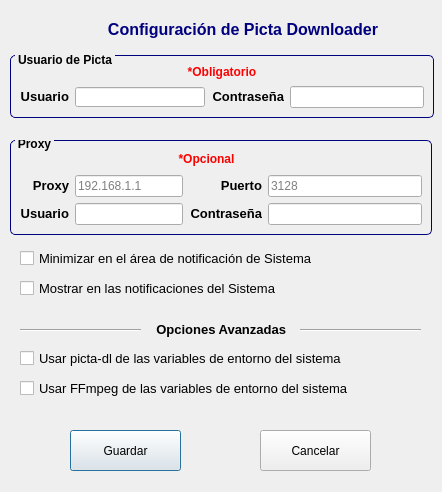
This is configuration.ui in oleksis/picta-dl-gui as Qt 5 draws it before an edit. The edited form follows.
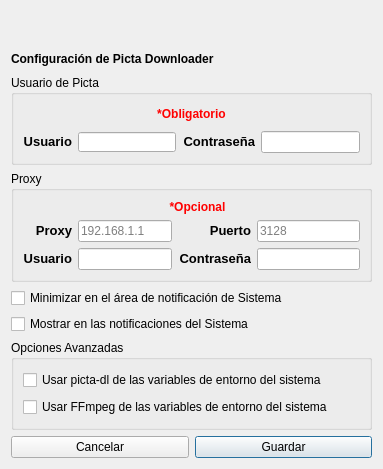
This is the edited form. Icons and pictures are not drawn.

Diff of the .ui file:
```diff
--- a/configuration.ui
+++ b/configuration.ui
@@ -6,8 +6,8 @@
    <rect>
     <x>0</x>
     <y>0</y>
-    <width>442</width>
-    <height>492</height>
+    <width>383</width>
+    <height>469</height>
    </rect>
   </property>
   <property name="maximumSize">
@@ -23,36 +23,14 @@
    <iconset resource="Resources/images.qrc">
     <normaloff>:/Logos/picta_dl_gui_icon.ico</normaloff>:/Logos/picta_dl_gui_icon.ico</iconset>
   </property>
-  <widget class="QLabel" name="picta_dl_title">
-   <property name="geometry">
-    <rect>
-     <x>100</x>
-     <y>20</y>
-     <width>286</width>
-     <height>19</height>
-    </rect>
-   </property>
-   <property name="maximumSize">
-    <size>
-     <width>300</width>
-     <height>20</height>
-    </size>
-   </property>
-   <property name="text">
-    <string>&lt;html&gt;&lt;head/&gt;&lt;body&gt;&lt;p align=&quot;center&quot;&gt;&lt;span style=&quot; font-size:12pt; font-weight:600; color:#00007f;&quot;&gt;Configuración de Picta Downloader&lt;/span&gt;&lt;/p&gt;&lt;/body&gt;&lt;/html&gt;</string>
-   </property>
-   <property name="textFormat">
-    <enum>Qt::AutoText</enum>
-   </property>
-  </widget>
+  <layout class="QVBoxLayout" name="verticalLayout_3">
+   <item>
   <widget class="QLabel" name="label">
-   <property name="geometry">
-    <rect>
-     <x>55</x>
-     <y>10</y>
-     <width>31</width>
-     <height>31</height>
-    </rect>
+     <property name="maximumSize">
+      <size>
+       <width>32</width>
+       <height>32</height>
+      </size>
    </property>
    <property name="text">
     <string/>
@@ -64,35 +42,31 @@
     <bool>true</bool>
    </property>
   </widget>
+   </item>
+   <item>
+    <widget class="QLabel" name="picta_dl_title">
+     <property name="maximumSize">
+      <size>
+       <width>300</width>
+       <height>20</height>
+      </size>
+     </property>
+     <property name="font">
+      <font>
+       <weight>75</weight>
+       <bold>true</bold>
+      </font>
+     </property>
+     <property name="text">
+      <string>Configuración de Picta Downloader</string>
+     </property>
+     <property name="textFormat">
+      <enum>Qt::AutoText</enum>
+     </property>
+    </widget>
+   </item>
+   <item>
   <widget class="QGroupBox" name="groupBox">
-   <property name="geometry">
-    <rect>
-     <x>10</x>
-     <y>55</y>
-     <width>424</width>
-     <height>63</height>
-    </rect>
-   </property>
-   <property name="font">
-    <font>
-     <pointsize>9</pointsize>
-     <weight>75</weight>
-     <bold>true</bold>
-    </font>
-   </property>
-   <property name="styleSheet">
-    <string notr="true">QGroupBox {
-    border: 1px solid  rgb(0, 0, 127);
-    border-radius: 4.5px;
-    margin-top: 0.25em;
-}
-
-QGroupBox::title {
-    subcontrol-origin: margin;
-    left: 5px;
-    padding: -4px 1px 0px 1px;
-}</string>
-   </property>
    <property name="title">
     <string>Usuario de Picta</string>
    </property>
@@ -105,9 +79,6 @@
         <height>20</height>
        </size>
       </property>
-      <property name="styleSheet">
-       <string notr="true">border-color: rgb(0, 0, 127);</string>
-      </property>
       <property name="maxLength">
        <number>15</number>
       </property>
@@ -138,9 +109,6 @@
     </item>
     <item row="1" column="4">
      <widget class="QLineEdit" name="lnEdit_pass_picta">
-      <property name="styleSheet">
-       <string notr="true">border-color: rgb(0, 0, 127);</string>
-      </property>
       <property name="maxLength">
        <number>20</number>
       </property>
@@ -164,47 +132,21 @@
     </item>
    </layout>
   </widget>
+   </item>
+   <item>
   <widget class="QGroupBox" name="groupBox_2">
-   <property name="geometry">
-    <rect>
-     <x>10</x>
-     <y>140</y>
-     <width>422</width>
-     <height>95</height>
-    </rect>
-   </property>
-   <property name="font">
-    <font>
-     <pointsize>9</pointsize>
-     <weight>75</weight>
-     <bold>true</bold>
-    </font>
-   </property>
-   <property name="styleSheet">
-    <string notr="true">QGroupBox {
-    border: 1px solid  rgb(0, 0, 127);
-    border-radius: 4.5px;
-    margin-top: 0.25em;
-}
-
-QGroupBox::title {
-    subcontrol-origin: margin;
-    left: 5px;
-    padding: -5px 1px 1px 1px;
-}</string>
-   </property>
    <property name="title">
     <string>Proxy</string>
    </property>
+     <property name="checkable">
+      <bool>false</bool>
+     </property>
    <layout class="QGridLayout" name="gridLayout_3">
     <item row="9" column="6">
      <widget class="QLineEdit" name="lnEdit_pass_proxy">
       <property name="enabled">
        <bool>true</bool>
       </property>
-      <property name="styleSheet">
-       <string notr="true">border-color: rgb(0, 0, 127);</string>
-      </property>
       <property name="maxLength">
        <number>20</number>
       </property>
@@ -218,9 +160,6 @@
     </item>
     <item row="4" column="2" colspan="3">
      <widget class="QLineEdit" name="lnEdit_ip_proxy">
-      <property name="styleSheet">
-       <string notr="true">border-color: rgb(0, 0, 127);</string>
-      </property>
       <property name="inputMask">
        <string/>
       </property>
@@ -250,9 +189,6 @@
     </item>
     <item row="4" column="6">
      <widget class="QLineEdit" name="lnEdit_port_proxy">
-      <property name="styleSheet">
-       <string notr="true">border-color: rgb(0, 0, 127);</string>
-      </property>
       <property name="maxLength">
        <number>4</number>
       </property>
@@ -279,9 +215,6 @@
       <property name="enabled">
        <bool>true</bool>
       </property>
-      <property name="styleSheet">
-       <string notr="true">border-color: rgb(0, 0, 127);</string>
-      </property>
       <property name="maxLength">
        <number>15</number>
       </property>
@@ -322,163 +255,84 @@
     </item>
    </layout>
   </widget>
-  <widget class="QPushButton" name="BntCancel">
-   <property name="geometry">
-    <rect>
-     <x>260</x>
-     <y>430</y>
-     <width>111</width>
-     <height>41</height>
-    </rect>
-   </property>
-   <property name="cursor">
-    <cursorShape>PointingHandCursor</cursorShape>
-   </property>
-   <property name="text">
-    <string>Cancelar</string>
-   </property>
-   <property name="autoDefault">
-    <bool>false</bool>
-   </property>
-  </widget>
-  <widget class="QPushButton" name="BntSave">
-   <property name="geometry">
-    <rect>
-     <x>70</x>
-     <y>430</y>
-     <width>111</width>
-     <height>41</height>
-    </rect>
-   </property>
-   <property name="cursor">
-    <cursorShape>PointingHandCursor</cursorShape>
-   </property>
-   <property name="text">
-    <string>Guardar</string>
-   </property>
-  </widget>
+   </item>
+   <item>
   <widget class="QCheckBox" name="checkSystray">
-   <property name="geometry">
-    <rect>
-     <x>20</x>
-     <y>250</y>
-     <width>301</width>
-     <height>17</height>
-    </rect>
-   </property>
    <property name="toolTip">
     <string>&lt;html&gt;&lt;head/&gt;&lt;body&gt;&lt;p align=&quot;center&quot;&gt;&lt;span style=&quot; font-size:10pt; font-weight:600; color:#e80707;&quot;&gt;Minimizar en el área de notificaciones&lt;/span&gt;&lt;br/&gt;&lt;br/&gt;&lt;span style=&quot; font-size:10pt; color:#000000;&quot;&gt;El área de notificación se encuentra en el extremo derecho de la barra de tareas. Si selecciona esta opción el icono de Picta Downloader se mostrará ahí y no en la barra de tareas. &lt;/span&gt;&lt;/p&gt;&lt;/body&gt;&lt;/html&gt;</string>
    </property>
-   <property name="styleSheet">
-    <string notr="true">font-size:10pt;
-font-weight:400;</string>
-   </property>
    <property name="text">
     <string>Minimizar en el área de notificación de Sistema</string>
    </property>
   </widget>
+   </item>
+   <item>
   <widget class="QCheckBox" name="checkNotified">
-   <property name="geometry">
-    <rect>
-     <x>20</x>
-     <y>280</y>
-     <width>261</width>
-     <height>17</height>
-    </rect>
-   </property>
    <property name="toolTip">
     <string>&lt;html&gt;&lt;head/&gt;&lt;body&gt;&lt;p align=&quot;center&quot;&gt;&lt;span style=&quot; font-size:10pt; font-weight:600; color:#e80707;&quot;&gt;Mostrar en las notificaciones del Sistema&lt;/span&gt;&lt;br/&gt;&lt;br/&gt;&lt;span style=&quot; font-size:10pt; color:#000000;&quot;&gt;Esta opción le mostrará una notificación de Sistema cuando termine de procesar una URL, las descargas estén completada y los errores &lt;/span&gt;&lt;/p&gt;&lt;/body&gt;&lt;/html&gt;</string>
    </property>
-   <property name="styleSheet">
-    <string notr="true">font-size:10pt;
-font-weight:400;</string>
-   </property>
    <property name="text">
     <string>Mostrar en las notificaciones del Sistema</string>
    </property>
   </widget>
-  <widget class="Line" name="line">
-   <property name="geometry">
-    <rect>
-     <x>300</x>
-     <y>320</y>
-     <width>121</width>
-     <height>20</height>
-    </rect>
-   </property>
-   <property name="orientation">
-    <enum>Qt::Horizontal</enum>
-   </property>
-  </widget>
-  <widget class="QLabel" name="lbl_AvanOpt">
-   <property name="geometry">
-    <rect>
-     <x>145</x>
-     <y>320</y>
-     <width>141</width>
-     <height>20</height>
-    </rect>
-   </property>
-   <property name="text">
-    <string>&lt;html&gt;&lt;head/&gt;&lt;body&gt;&lt;p&gt;&lt;span style=&quot; font-size:10pt; font-weight:600;&quot;&gt;Opciones Avanzadas&lt;/span&gt;&lt;/p&gt;&lt;/body&gt;&lt;/html&gt;</string>
-   </property>
-   <property name="alignment">
-    <set>Qt::AlignRight|Qt::AlignTrailing|Qt::AlignVCenter</set>
-   </property>
-  </widget>
+   </item>
+   <item>
+    <widget class="QGroupBox" name="groupBox_3">
+     <property name="title">
+      <string>Opciones Avanzadas</string>
+     </property>
+     <layout class="QVBoxLayout" name="verticalLayout">
+      <item>
   <widget class="QCheckBox" name="checkEnvPictadl">
-   <property name="geometry">
-    <rect>
-     <x>20</x>
-     <y>350</y>
-     <width>331</width>
-     <height>17</height>
-    </rect>
-   </property>
    <property name="toolTip">
     <string>&lt;html&gt;&lt;head/&gt;&lt;body&gt;&lt;p align=&quot;center&quot;&gt;&lt;span style=&quot; font-size:10pt; font-weight:600; color:#e80707;&quot;&gt;Usar picta-dl de las variables de entorno del sistema&lt;/span&gt;&lt;br/&gt;&lt;br/&gt;&lt;span style=&quot; font-size:10pt; color:#000000;&quot;&gt;Una &lt;b&gt;variable de entorno&lt;/b&gt; es una cadena de texto que los sistemas operativos como Windows, Linux o Mac usan para almacenar valores, en este caso seria el PATH o camino donde esta el binario ejecutable de picta-dl, por tanto si selecciona esta opción es que ya ud. tiene declara esta variable y no necesita el picta-dl que viene por defecto en la GUI. &lt;/span&gt;&lt;br/&gt;&lt;span style=&quot; font-size:10pt; font-weight:600; color:#000000;&quot;&gt;NOTA&lt;/span&gt;&lt;span style=&quot; font-size:10pt; color:#000000;&quot;&gt;: ¡Si no tiene configurada esa variable de entorno en el sistema no marque esta opción o tendrá problemas al usar la aplicación!&lt;/span&gt;&lt;/p&gt;&lt;/body&gt;&lt;/html&gt;</string>
    </property>
-   <property name="styleSheet">
-    <string notr="true">font-size:10pt;
-font-weight:400;</string>
-   </property>
    <property name="text">
     <string>Usar picta-dl de las variables de entorno del sistema</string>
    </property>
   </widget>
-  <widget class="Line" name="line_2">
-   <property name="geometry">
-    <rect>
-     <x>20</x>
-     <y>320</y>
-     <width>121</width>
-     <height>20</height>
-    </rect>
-   </property>
-   <property name="orientation">
-    <enum>Qt::Horizontal</enum>
-   </property>
-  </widget>
+      </item>
+      <item>
   <widget class="QCheckBox" name="checkEnvFFmpeg">
-   <property name="geometry">
-    <rect>
-     <x>20</x>
-     <y>380</y>
-     <width>331</width>
-     <height>17</height>
-    </rect>
-   </property>
    <property name="toolTip">
     <string>&lt;html&gt;&lt;head/&gt;&lt;body&gt;&lt;p align=&quot;center&quot;&gt;&lt;span style=&quot; font-size:10pt; font-weight:600; color:#e80707;&quot;&gt;Usar FFmpeg de las variables de entorno del sistema&lt;/span&gt;&lt;br/&gt;&lt;br/&gt;&lt;span style=&quot; font-size:10pt; color:#000000;&quot;&gt;Una &lt;b&gt;variable de entorno&lt;/b&gt; es una cadena de texto que los sistemas operativos como Windows, Linux o Mac usan para almacenar valores, en este caso seria el PATH o camino donde esta el binario ejecutable de FFmpeg, por tanto si selecciona esta opción es que ya ud. tiene declara esta variable y no necesita el FFmpeg que viene por defecto en la GUI.&lt;/span&gt;&lt;br/&gt;&lt;span style=&quot; font-size:10pt; font-weight:600; color:#000000;&quot;&gt;NOTA&lt;/span&gt;&lt;span style=&quot; font-size:10pt; color:#000000;&quot;&gt;: ¡Si no tiene configurada esa variable de entorno en el sistema no marque esta opción o tendrá problemas al usar la aplicación!&lt;/span&gt;&lt;/p&gt;&lt;/body&gt;&lt;/html&gt;</string>
    </property>
-   <property name="styleSheet">
-    <string notr="true">font-size:10pt;
-font-weight:400;</string>
-   </property>
    <property name="text">
     <string>Usar FFmpeg de las variables de entorno del sistema</string>
    </property>
   </widget>
+      </item>
+     </layout>
+    </widget>
+   </item>
+   <item>
+    <layout class="QHBoxLayout" name="horizontalLayout">
+     <item>
+      <widget class="QPushButton" name="BntCancel">
+       <property name="cursor">
+        <cursorShape>PointingHandCursor</cursorShape>
+       </property>
+       <property name="text">
+        <string>Cancelar</string>
+       </property>
+       <property name="autoDefault">
+        <bool>false</bool>
+       </property>
+      </widget>
+     </item>
+     <item>
+      <widget class="QPushButton" name="BntSave">
+       <property name="cursor">
+        <cursorShape>PointingHandCursor</cursorShape>
+       </property>
+       <property name="text">
+        <string>Guardar</string>
+       </property>
+      </widget>
+     </item>
+    </layout>
+   </item>
+  </layout>
  </widget>
  <tabstops>
   <tabstop>lnEdit_user_picta</tabstop>
```
Left out of the diff: 1 changed line with no effect on the pictures. Lines whose indentation alone changed are shown as unchanged.
